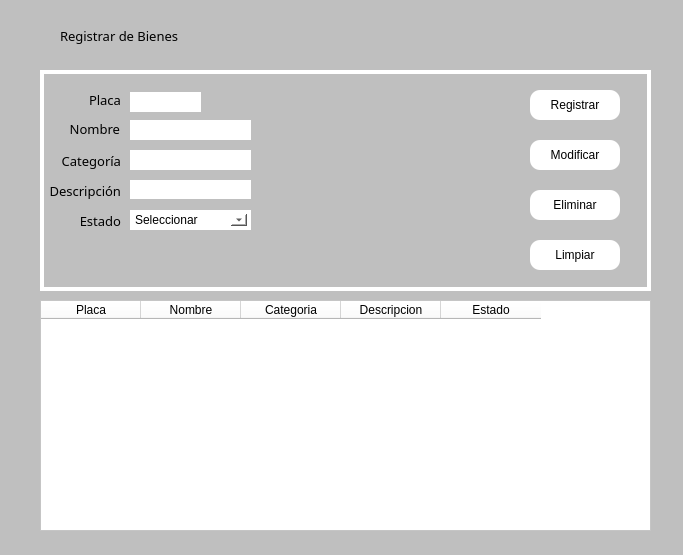
Before: the Qt Designer form src/005_bienes.ui in rvqzs/tresPatitos, drawn with Qt 5.
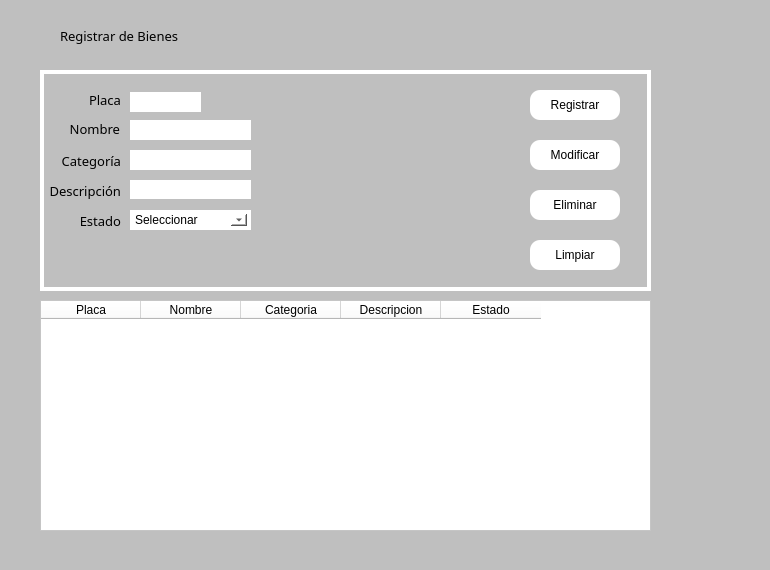
After: the same form once the commit is applied. Icons and pictures are not drawn.

What changed in the file:
```diff
--- a/src/005_bienes.ui
+++ b/src/005_bienes.ui
@@ -6,14 +6,14 @@
    <rect>
     <x>0</x>
     <y>0</y>
-    <width>683</width>
-    <height>555</height>
+    <width>770</width>
+    <height>570</height>
    </rect>
   </property>
   <property name="minimumSize">
    <size>
-    <width>100</width>
-    <height>100</height>
+    <width>770</width>
+    <height>570</height>
    </size>
   </property>
   <property name="windowTitle">
```
